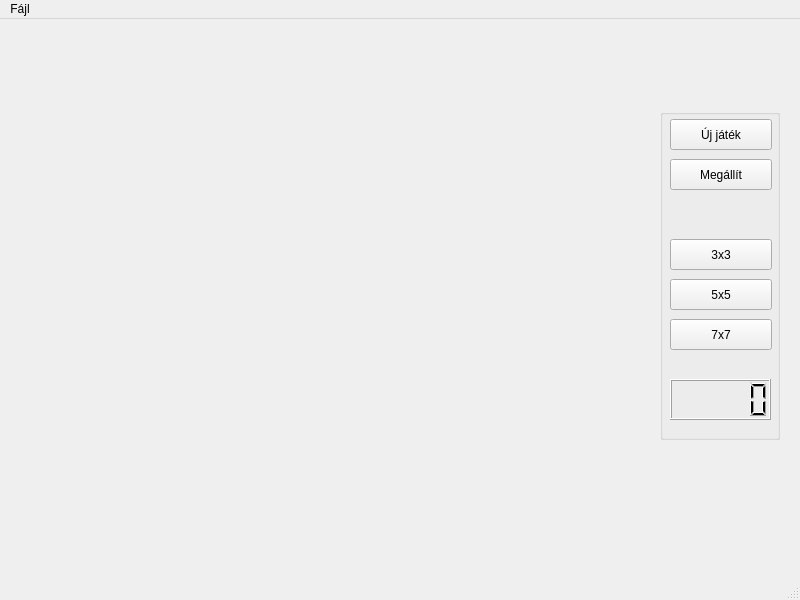
This is view/HuntingMainWindow.ui in botondpilipar/EVA2020_hunting as Qt 5 draws it before an edit. The edited form follows.
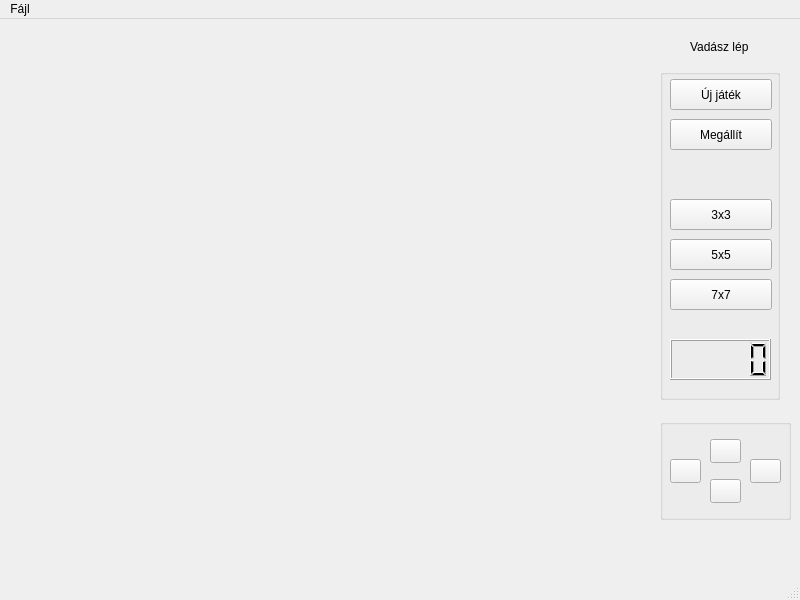
This is the edited form.

The edit to the form file:
```diff
--- a/view/HuntingMainWindow.ui
+++ b/view/HuntingMainWindow.ui
@@ -18,7 +18,7 @@
     <property name="geometry">
      <rect>
       <x>660</x>
-      <y>90</y>
+      <y>50</y>
       <width>120</width>
       <height>331</height>
      </rect>
@@ -112,6 +112,84 @@
      </rect>
     </property>
    </widget>
+   <widget class="QLabel" name="stepping">
+    <property name="geometry">
+     <rect>
+      <x>690</x>
+      <y>20</y>
+      <width>61</width>
+      <height>16</height>
+     </rect>
+    </property>
+    <property name="text">
+     <string>Vadász lép</string>
+    </property>
+   </widget>
+   <widget class="QGroupBox" name="groupBox_2">
+    <property name="geometry">
+     <rect>
+      <x>660</x>
+      <y>400</y>
+      <width>131</width>
+      <height>101</height>
+     </rect>
+    </property>
+    <property name="title">
+     <string/>
+    </property>
+    <widget class="QPushButton" name="left">
+     <property name="geometry">
+      <rect>
+       <x>10</x>
+       <y>40</y>
+       <width>31</width>
+       <height>24</height>
+      </rect>
+     </property>
+     <property name="text">
+      <string/>
+     </property>
+    </widget>
+    <widget class="QPushButton" name="up">
+     <property name="geometry">
+      <rect>
+       <x>50</x>
+       <y>20</y>
+       <width>31</width>
+       <height>24</height>
+      </rect>
+     </property>
+     <property name="text">
+      <string/>
+     </property>
+    </widget>
+    <widget class="QPushButton" name="right">
+     <property name="geometry">
+      <rect>
+       <x>90</x>
+       <y>40</y>
+       <width>31</width>
+       <height>24</height>
+      </rect>
+     </property>
+     <property name="text">
+      <string/>
+     </property>
+    </widget>
+    <widget class="QPushButton" name="down">
+     <property name="geometry">
+      <rect>
+       <x>50</x>
+       <y>60</y>
+       <width>31</width>
+       <height>24</height>
+      </rect>
+     </property>
+     <property name="text">
+      <string/>
+     </property>
+    </widget>
+   </widget>
   </widget>
   <widget class="QMenuBar" name="menubar">
    <property name="geometry">
```
